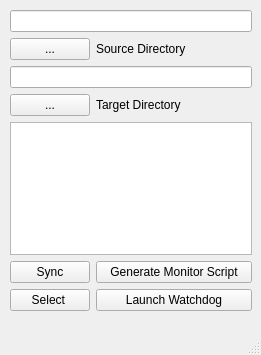
This is ARS.ui in Chillwind132/FileSync_ARS as Qt 5 draws it before an edit. The edited form follows.
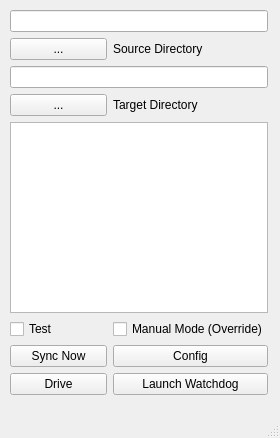
This is the edited form.

```diff
--- a/ARS.ui
+++ b/ARS.ui
@@ -6,8 +6,8 @@
    <rect>
     <x>0</x>
     <y>0</y>
-    <width>261</width>
-    <height>355</height>
+    <width>280</width>
+    <height>438</height>
    </rect>
   </property>
   <property name="sizePolicy">
@@ -18,14 +18,14 @@
   </property>
   <property name="minimumSize">
    <size>
-    <width>261</width>
-    <height>355</height>
+    <width>280</width>
+    <height>438</height>
    </size>
   </property>
   <property name="maximumSize">
    <size>
-    <width>261</width>
-    <height>355</height>
+    <width>280</width>
+    <height>438</height>
    </size>
   </property>
   <property name="windowTitle">
@@ -37,38 +37,80 @@
      <rect>
       <x>10</x>
       <y>10</y>
-      <width>242</width>
-      <height>301</height>
+      <width>258</width>
+      <height>385</height>
      </rect>
     </property>
-    <layout class="QFormLayout" name="formLayout_4">
+    <layout class="QGridLayout" name="gridLayout">
      <item row="0" column="0" colspan="2">
       <widget class="QLineEdit" name="lineEdit"/>
      </item>
+     <item row="1" column="0">
+      <widget class="QPushButton" name="toolButtonOpenDialog">
+       <property name="text">
+        <string>...</string>
+       </property>
+      </widget>
+     </item>
+     <item row="1" column="1">
+      <widget class="QLabel" name="label">
+       <property name="text">
+        <string>Source Directory</string>
+       </property>
+      </widget>
+     </item>
      <item row="2" column="0" colspan="2">
       <widget class="QLineEdit" name="lineEdit_2"/>
      </item>
+     <item row="3" column="0">
+      <widget class="QPushButton" name="toolButtonOpenDialog_2">
+       <property name="text">
+        <string>...</string>
+       </property>
+      </widget>
+     </item>
+     <item row="3" column="1">
+      <widget class="QLabel" name="label_2">
+       <property name="text">
+        <string>Target Directory</string>
+       </property>
+      </widget>
+     </item>
      <item row="4" column="0" colspan="2">
       <widget class="QTextEdit" name="textEdit"/>
      </item>
+     <item row="5" column="0">
+      <widget class="QCheckBox" name="checkBox_5">
+       <property name="text">
+        <string>Test</string>
+       </property>
+      </widget>
+     </item>
+     <item row="5" column="1">
+      <widget class="QCheckBox" name="checkBox_override">
+       <property name="text">
+        <string>Manual Mode (Override)</string>
+       </property>
+      </widget>
+     </item>
      <item row="6" column="0">
       <widget class="QPushButton" name="toolButtonOpenDialog_3">
        <property name="text">
-        <string>Sync</string>
+        <string>Sync Now</string>
        </property>
       </widget>
      </item>
      <item row="6" column="1">
       <widget class="QPushButton" name="toolButtonOpenDialog_4">
        <property name="text">
-        <string>Generate Monitor Script</string>
+        <string>Config</string>
        </property>
       </widget>
      </item>
      <item row="7" column="0">
       <widget class="QPushButton" name="pushButton_6">
        <property name="text">
-        <string>Select </string>
+        <string>Drive</string>
        </property>
       </widget>
      </item>
@@ -79,34 +121,6 @@
        </property>
       </widget>
      </item>
-     <item row="1" column="1">
-      <widget class="QLabel" name="label">
-       <property name="text">
-        <string>Source Directory</string>
-       </property>
-      </widget>
-     </item>
-     <item row="1" column="0">
-      <widget class="QPushButton" name="toolButtonOpenDialog">
-       <property name="text">
-        <string>...</string>
-       </property>
-      </widget>
-     </item>
-     <item row="3" column="1">
-      <widget class="QLabel" name="label_2">
-       <property name="text">
-        <string>Target Directory</string>
-       </property>
-      </widget>
-     </item>
-     <item row="3" column="0">
-      <widget class="QPushButton" name="toolButtonOpenDialog_2">
-       <property name="text">
-        <string>...</string>
-       </property>
-      </widget>
-     </item>
     </layout>
    </widget>
   </widget>
```
Left out of the diff: 2 changed lines with no effect on the pictures.
